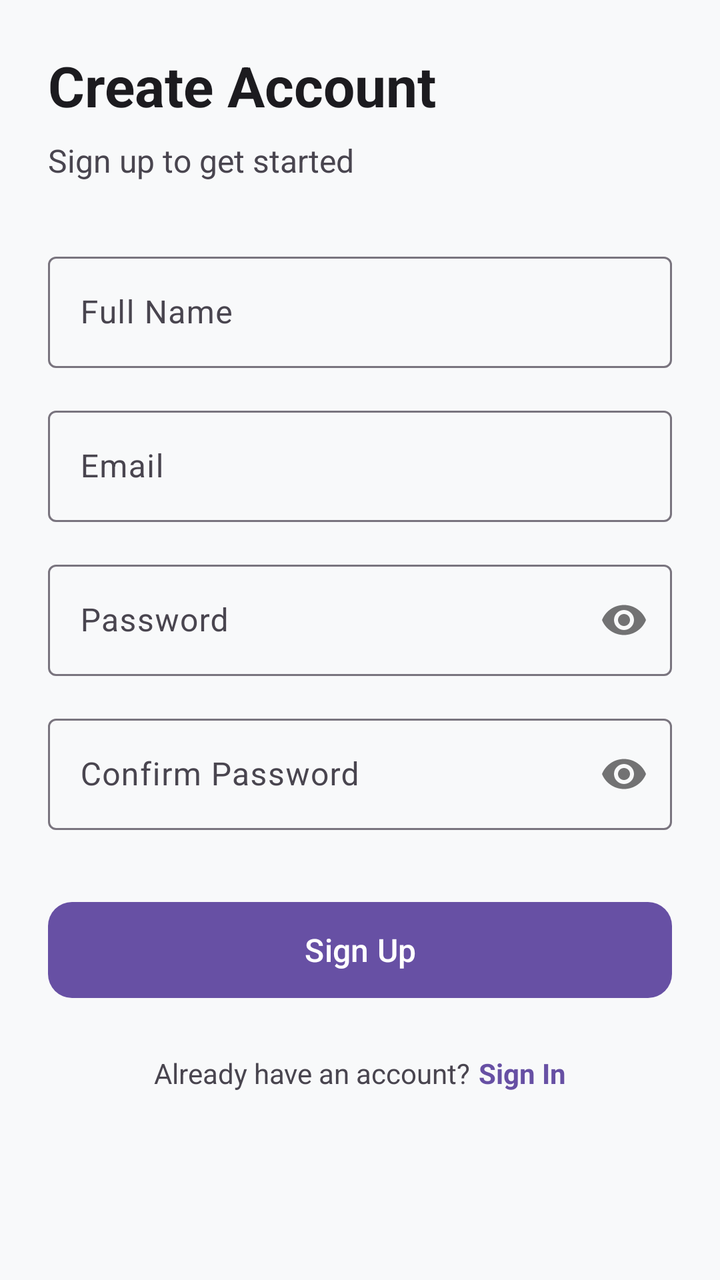
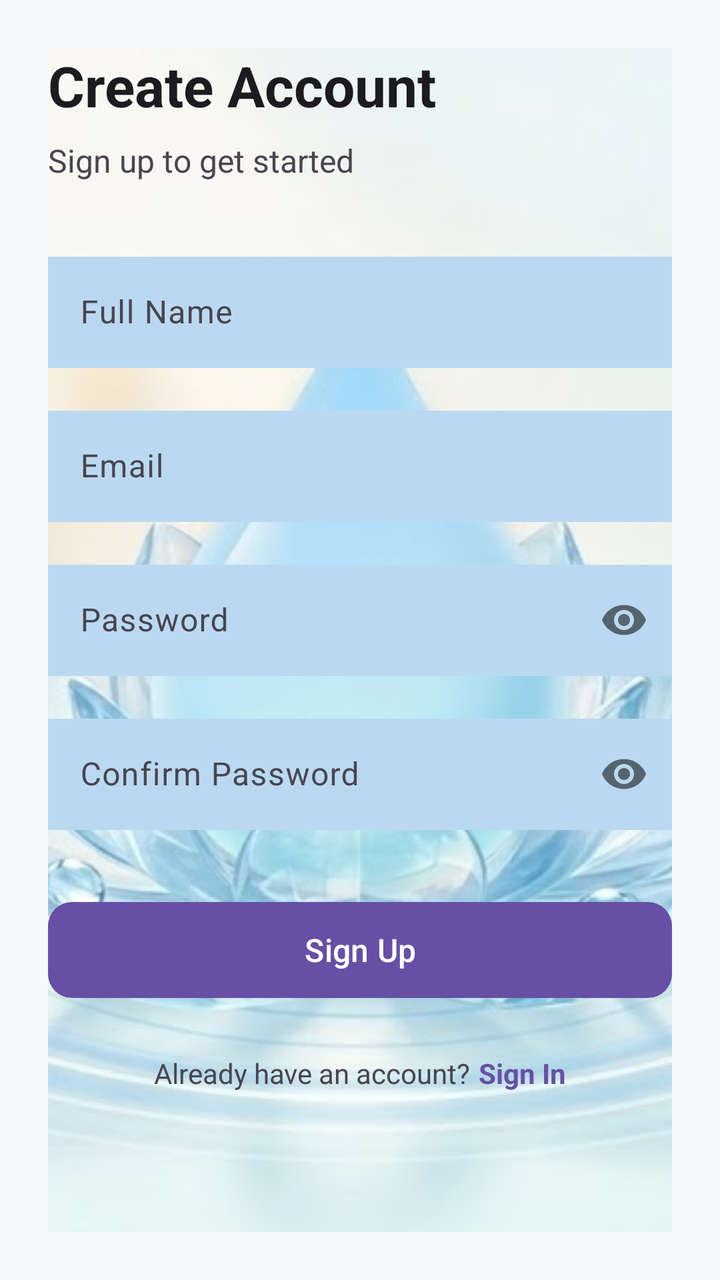

The first picture is an Android layout as it rendered before a commit; the second is the same layout after the commit. The layout source and the unified diff follow.
<!-- AndroidManifest.xml: application theme Theme.WaterReminder -->
<!-- res/layout/activity_sign_up_page.xml -->
<?xml version="1.0" encoding="utf-8"?>
<androidx.core.widget.NestedScrollView xmlns:android="http://schemas.android.com/apk/res/android"
    xmlns:app="http://schemas.android.com/apk/res-auto"
    xmlns:tools="http://schemas.android.com/tools"
    android:layout_width="match_parent"
    android:layout_height="match_parent"
    android:background="@color/background_color"
    android:fillViewport="true">

    <androidx.constraintlayout.widget.ConstraintLayout
        android:layout_width="match_parent"
        android:layout_height="wrap_content"
        android:padding="24dp">

        
        <TextView
            android:id="@+id/tvTitle"
            android:layout_width="wrap_content"
            android:layout_height="wrap_content"
            android:text="Create Account"
            android:textSize="28sp"
            android:textStyle="bold"
            android:textColor="@color/on_background"
            app:layout_constraintTop_toTopOf="parent"
            app:layout_constraintStart_toStartOf="parent" />

        <TextView
            android:id="@+id/tvSubtitle"
            android:layout_width="wrap_content"
            android:layout_height="wrap_content"
            android:text="Sign up to get started"
            android:textSize="16sp"
            android:textColor="@color/on_background_variant"
            android:layout_marginTop="8dp"
            app:layout_constraintTop_toBottomOf="@id/tvTitle"
            app:layout_constraintStart_toStartOf="parent" />

        
        <com.google.android.material.textfield.TextInputLayout
            android:id="@+id/tilFullName"
            style="@style/Widget.Material3.TextInputLayout.OutlinedBox"
            android:layout_width="0dp"
            android:layout_height="wrap_content"
            android:layout_marginTop="32dp"
            android:hint="Full Name"
            app:layout_constraintTop_toBottomOf="@id/tvSubtitle"
            app:layout_constraintStart_toStartOf="parent"
            app:layout_constraintEnd_toEndOf="parent">

            <com.google.android.material.textfield.TextInputEditText
                android:id="@+id/etFullName"
                android:layout_width="match_parent"
                android:layout_height="wrap_content"
                android:inputType="textPersonName"
                android:maxLines="1" />
        </com.google.android.material.textfield.TextInputLayout>

        
        <com.google.android.material.textfield.TextInputLayout
            android:id="@+id/tilEmail"
            style="@style/Widget.Material3.TextInputLayout.OutlinedBox"
            android:layout_width="0dp"
            android:layout_height="wrap_content"
            android:layout_marginTop="16dp"
            android:hint="Email"
            app:layout_constraintTop_toBottomOf="@id/tilFullName"
            app:layout_constraintStart_toStartOf="parent"
            app:layout_constraintEnd_toEndOf="parent">

            <com.google.android.material.textfield.TextInputEditText
                android:id="@+id/etEmail"
                android:layout_width="match_parent"
                android:layout_height="wrap_content"
                android:inputType="textEmailAddress"
                android:maxLines="1" />
        </com.google.android.material.textfield.TextInputLayout>

        
        <com.google.android.material.textfield.TextInputLayout
            android:id="@+id/tilPassword"
            style="@style/Widget.Material3.TextInputLayout.OutlinedBox"
            android:layout_width="0dp"
            android:layout_height="wrap_content"
            android:layout_marginTop="16dp"
            android:hint="Password"
            app:passwordToggleEnabled="true"
            app:layout_constraintTop_toBottomOf="@id/tilEmail"
            app:layout_constraintStart_toStartOf="parent"
            app:layout_constraintEnd_toEndOf="parent">

            <com.google.android.material.textfield.TextInputEditText
                android:id="@+id/etPassword"
                android:layout_width="match_parent"
                android:layout_height="wrap_content"
                android:inputType="textPassword" />
        </com.google.android.material.textfield.TextInputLayout>

        
        <com.google.android.material.textfield.TextInputLayout
            android:id="@+id/tilConfirmPassword"
            style="@style/Widget.Material3.TextInputLayout.OutlinedBox"
            android:layout_width="0dp"
            android:layout_height="wrap_content"
            android:layout_marginTop="16dp"
            android:hint="Confirm Password"
            app:passwordToggleEnabled="true"
            app:layout_constraintTop_toBottomOf="@id/tilPassword"
            app:layout_constraintStart_toStartOf="parent"
            app:layout_constraintEnd_toEndOf="parent">

            <com.google.android.material.textfield.TextInputEditText
                android:id="@+id/etConfirmPassword"
                android:layout_width="match_parent"
                android:layout_height="wrap_content"
                android:inputType="textPassword" />
        </com.google.android.material.textfield.TextInputLayout>

        
        <com.google.android.material.button.MaterialButton
            android:id="@+id/btnSignUp"
            android:layout_width="0dp"
            android:layout_height="56dp"
            android:layout_marginTop="32dp"
            android:text="Sign Up"
            android:textSize="16sp"
            app:cornerRadius="12dp"
            app:layout_constraintTop_toBottomOf="@id/tilConfirmPassword"
            app:layout_constraintStart_toStartOf="parent"
            app:layout_constraintEnd_toEndOf="parent" />

        
        <LinearLayout
            android:layout_width="wrap_content"
            android:layout_height="wrap_content"
            android:orientation="horizontal"
            android:layout_marginTop="24dp"
            app:layout_constraintTop_toBottomOf="@id/btnSignUp"
            app:layout_constraintStart_toStartOf="parent"
            app:layout_constraintEnd_toEndOf="parent">

            <TextView
                android:layout_width="wrap_content"
                android:layout_height="wrap_content"
                android:text="Already have an account?"
                android:textColor="@color/on_background_variant"
                android:textSize="14sp" />

            <TextView
                android:id="@+id/tvSignIn"
                android:layout_width="wrap_content"
                android:layout_height="wrap_content"
                android:text="Sign In"
                android:textColor="@color/primary"
                android:textStyle="bold"
                android:textSize="14sp"
                android:layout_marginStart="4dp"
                android:clickable="true"
                android:focusable="true" />
        </LinearLayout>

    </androidx.constraintlayout.widget.ConstraintLayout>
</androidx.core.widget.NestedScrollView>
<!-- resources referenced by this layout -->
<resources>
  <color name="background_color">#F8F9FA</color>
  <color name="on_background">#1C1B1F</color>
  <color name="on_background_variant">#49454F</color>
  <color name="primary">#6750A4</color>
  <style name="Theme.WaterReminder" parent="Base.Theme.WaterReminder" />
  <style name="Base.Theme.WaterReminder" parent="Theme.Material3.DayNight.NoActionBar">
          
          
      </style>
</resources>

<!-- the commit's change to res/layout/activity_sign_up_page.xml (unified diff, before → after) -->
@@ -11,6 +11,17 @@
         android:layout_width="match_parent"
         android:layout_height="wrap_content"
         android:padding="24dp">
+
+        <ImageView
+            android:layout_width="0dp"
+            android:layout_height="0dp"
+            android:src="@drawable/bgwater"
+            android:scaleType="centerCrop"
+            app:layout_constraintTop_toTopOf="parent"
+            app:layout_constraintBottom_toBottomOf="parent"
+            app:layout_constraintStart_toStartOf="parent"
+            app:layout_constraintEnd_toEndOf="parent" />
+
 
         
         <TextView
@@ -52,7 +63,8 @@
                 android:layout_width="match_parent"
                 android:layout_height="wrap_content"
                 android:inputType="textPersonName"
-                android:maxLines="1" />
+                android:maxLines="1"
+                android:background="#BAD9F1" />
         </com.google.android.material.textfield.TextInputLayout>
 
         
@@ -72,7 +84,8 @@
                 android:layout_width="match_parent"
                 android:layout_height="wrap_content"
                 android:inputType="textEmailAddress"
-                android:maxLines="1" />
+                android:maxLines="1"
+                android:background="#BAD9F1"/>
         </com.google.android.material.textfield.TextInputLayout>
 
         
@@ -92,7 +105,8 @@
                 android:id="@+id/etPassword"
                 android:layout_width="match_parent"
                 android:layout_height="wrap_content"
-                android:inputType="textPassword" />
+                android:inputType="textPassword"
+                android:background="#BAD9F1"/>
         </com.google.android.material.textfield.TextInputLayout>
 
         
@@ -112,7 +126,8 @@
                 android:id="@+id/etConfirmPassword"
                 android:layout_width="match_parent"
                 android:layout_height="wrap_content"
-                android:inputType="textPassword" />
+                android:inputType="textPassword"
+                android:background="#BAD9F1"/>
         </com.google.android.material.textfield.TextInputLayout>
 
         
<!-- resource entries referenced after the edit -->
@@ -4,6 +4,7 @@
   <color name="on_background">#1C1B1F</color>
   <color name="on_background_variant">#49454F</color>
   <color name="primary">#6750A4</color>
+  <!-- drawable bgwater: png bitmap (drawable, 424858 bytes) -->
   <style name="Theme.WaterReminder" parent="Base.Theme.WaterReminder" />
   <style name="Base.Theme.WaterReminder" parent="Theme.Material3.DayNight.NoActionBar">
           
